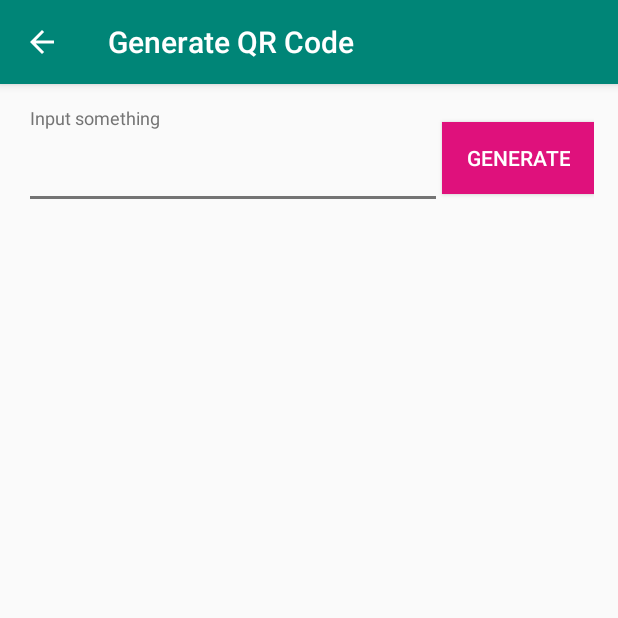
After one commit to kebunit/android-all-in-one, an Android app: the QrGeneratorActivity screen opened directly, with no data from a screen before it, on a phone screen of 412 x 824 dp, the top half of it. The commit adds this screen. Run offline under Robolectric (Android 15) with nearby library versions, the phone set to English and light mode, and no system bars.

Commit message:
QR Code Generator

```diff
--- /dev/null
+++ b/app/src/main/java/com/kebunit/androidallinone/activity/qrcode/QrGeneratorActivity.java
@@ -0,0 +1,120 @@
+package com.kebunit.androidallinone.activity.qrcode;
+
+import android.content.Intent;
+import android.graphics.Bitmap;
+import android.net.Uri;
+import android.support.design.widget.TextInputEditText;
+import android.support.design.widget.TextInputLayout;
+import android.support.v7.app.AppCompatActivity;
+import android.os.Bundle;
+import android.text.TextUtils;
+import android.view.MenuItem;
+import android.view.View;
+import android.widget.Button;
+import android.widget.ImageView;
+import android.widget.LinearLayout;
+
+import com.kebunit.androidallinone.R;
+import com.kebunit.androidallinone.helper.QRCodeGenerator;
+
+import java.io.File;
+import java.io.FileOutputStream;
+import java.text.SimpleDateFormat;
+import java.util.Calendar;
+
+public class QrGeneratorActivity extends AppCompatActivity {
+
+    private Button generateQr, shareButton;
+    private TextInputEditText inputSomething;
+    private ImageView qrImage;
+    private LinearLayout progressContainer;
+    private TextInputLayout textLayout;
+    private Bitmap bitmap;
+
+    @Override
+    protected void onCreate(Bundle savedInstanceState) {
+        super.onCreate(savedInstanceState);
+        setContentView(R.layout.activity_qr_generator);
+        getSupportActionBar().setDisplayHomeAsUpEnabled(true);
+        getSupportActionBar().setTitle("Generate QR Code");
+
+        generateQr = findViewById(R.id.generate_button);
+        inputSomething = findViewById(R.id.input_something);
+        progressContainer = findViewById(R.id.progressbar_container);
+        textLayout = findViewById(R.id.input_layout);
+        qrImage = findViewById(R.id.qr_code);
+        shareButton = findViewById(R.id.share_button);
+
+
+        generateQr.setOnClickListener(new View.OnClickListener() {
+            @Override
+            public void onClick(View v) {
+                generateQr();
+            }
+        });
+
+        shareButton.setOnClickListener(new View.OnClickListener() {
+            @Override
+            public void onClick(View v) {
+                try {
+                    Calendar calendar = Calendar.getInstance();
+                    SimpleDateFormat jam = new SimpleDateFormat("HH.mm.ss");
+                    SimpleDateFormat tanggal = new SimpleDateFormat("dd-MM-yyyy");
+                    String name = "QR-generator"+ tanggal.format(calendar.getTime()) +" at " + jam.format(calendar.getTime()) +".png";
+                    File file = new File(getApplication().getExternalCacheDir(),name);
+                    FileOutputStream fOut = new FileOutputStream(file);
+                    bitmap.compress(Bitmap.CompressFormat.PNG, 100, fOut);
+                    fOut.flush();
+                    fOut.close();
+                    file.setReadable(true, false);
+                    Intent intent = new Intent(android.content.Intent.ACTION_SEND);
+                    intent.setFlags(Intent.FLAG_ACTIVITY_NEW_TASK);
+                    intent.putExtra(Intent.EXTRA_STREAM, Uri.fromFile(file));
+                    intent.setType("image/png");
+                    startActivity(Intent.createChooser(intent, "Share image via"));
+                } catch (Exception e) {
+                    e.printStackTrace();
+                }
+            }
+        });
+    }
+
+    private void generateQr() {
+        if (TextUtils.isEmpty(inputSomething.getText().toString().trim())) {
+            textLayout.setErrorEnabled(true);
+            textLayout.setError("Field ini tidak boleh kosong");
+        } else {
+            textLayout.setErrorEnabled(false);
+            qrImage.setVisibility(View.GONE);
+            shareButton.setVisibility(View.GONE);
+            progressContainer.setVisibility(View.VISIBLE);
+            new Thread(new Runnable() {
+                @Override
+                public void run() {
+                    QRCodeGenerator qrCodeGenerator = new QRCodeGenerator(QrGeneratorActivity.this);
+                    bitmap = qrCodeGenerator.createQR(inputSomething.getText().toString(), 512, 512);
+                    qrImage.post(new Runnable() {
+                        @Override
+                        public void run() {
+                            progressContainer.setVisibility(View.GONE);
+                            qrImage.setVisibility(View.VISIBLE);
+                            qrImage.setImageBitmap(bitmap);
+                            shareButton.setVisibility(View.VISIBLE);
+                        }
+                    });
+                }
+            }).start();
+        }
+
+    }
+
+    @Override
+    public boolean onOptionsItemSelected(MenuItem item) {
+        if (item.getItemId()== android.R.id.home) {
+            onBackPressed();
+            return true;
+        } else {
+            return false;
+        }
+    }
+}
--- /dev/null
+++ b/app/src/main/res/layout/activity_qr_generator.xml
@@ -0,0 +1,79 @@
+<?xml version="1.0" encoding="utf-8"?>
+<LinearLayout xmlns:android="http://schemas.android.com/apk/res/android"
+    xmlns:tools="http://schemas.android.com/tools"
+    android:layout_width="match_parent"
+    android:layout_height="match_parent"
+    tools:context=".activity.qrcode.QrGeneratorActivity"
+    android:orientation="vertical">
+
+    <LinearLayout
+        android:layout_width="match_parent"
+        android:layout_height="wrap_content"
+        android:orientation="horizontal"
+        android:padding="16dp"
+        android:gravity="center_vertical">
+        <android.support.design.widget.TextInputLayout
+            android:id="@+id/input_layout"
+            android:layout_width="match_parent"
+            android:layout_height="wrap_content"
+            android:layout_weight="1">
+            <android.support.design.widget.TextInputEditText
+                android:id="@+id/input_something"
+                android:layout_width="match_parent"
+                android:layout_height="wrap_content"
+                android:hint="Input something"
+                android:paddingTop="16dp"
+                android:inputType="text"
+                android:textColorHint="@android:color/background_dark"
+                android:paddingBottom="16dp"/>
+        </android.support.design.widget.TextInputLayout>
+        <Button
+            android:id="@+id/generate_button"
+            android:layout_width="wrap_content"
+            android:layout_height="wrap_content"
+            android:text="Generate"
+            android:background="#DF117C"
+            android:textColor="@android:color/white"
+            android:paddingTop="8dp"
+            android:paddingBottom="8dp"
+            android:paddingLeft="16dp"
+            android:paddingRight="16dp"/>
+    </LinearLayout>
+    <ScrollView
+        android:layout_width="match_parent"
+        android:layout_height="wrap_content">
+        <LinearLayout
+            android:layout_width="match_parent"
+            android:layout_height="wrap_content"
+            android:orientation="vertical">
+            <ImageView
+                android:id="@+id/qr_code"
+                android:layout_width="match_parent"
+                android:layout_height="350dp"
+                android:scaleType="fitCenter"
+                android:visibility="gone"/>
+            <LinearLayout
+                android:id="@+id/progressbar_container"
+                android:layout_width="match_parent"
+                android:layout_height="350dp"
+                android:gravity="center"
+                android:visibility="gone">
+                <ProgressBar
+                    android:layout_width="80dp"
+                    android:layout_height="80dp"
+                    android:indeterminate="true"/>
+            </LinearLayout>
+            <Button
+                android:id="@+id/share_button"
+                android:layout_width="wrap_content"
+                android:layout_height="wrap_content"
+                android:padding="16dp"
+                android:text="SHARE"
+                android:background="@color/colorPrimary"
+                android:textColor="@android:color/white"
+                android:layout_gravity="center"
+                android:layout_margin="16dp"
+                android:visibility="gone"/>
+        </LinearLayout>
+    </ScrollView>
+</LinearLayout>
--- a/app/src/main/res/values/colors.xml
+++ b/app/src/main/res/values/colors.xml
@@ -2,5 +2,5 @@
 <resources>
     <color name="colorPrimary">#008577</color>
     <color name="colorPrimaryDark">#00574B</color>
-    <color name="colorAccent">#D81B60</color>
+    <color name="colorAccent">#747474</color>
 </resources>
```
Also changed, not shown: app/build.gradle (+12 -2 lines), app/src/main/AndroidManifest.xml (+5 -2 lines), app/src/main/java/com/kebunit/androidallinone/activity/home/MainActivity.java (renamed from app/src/main/java/com/kebunit/androidallinone/MainActivity.java, +3 -5 lines), app/src/main/java/com/kebunit/androidallinone/helper/QRCodeGenerator.java (added, +41 -0 lines), app/src/main/res/layout/activity_main.xml (+9 -5 lines), 1 other file.
